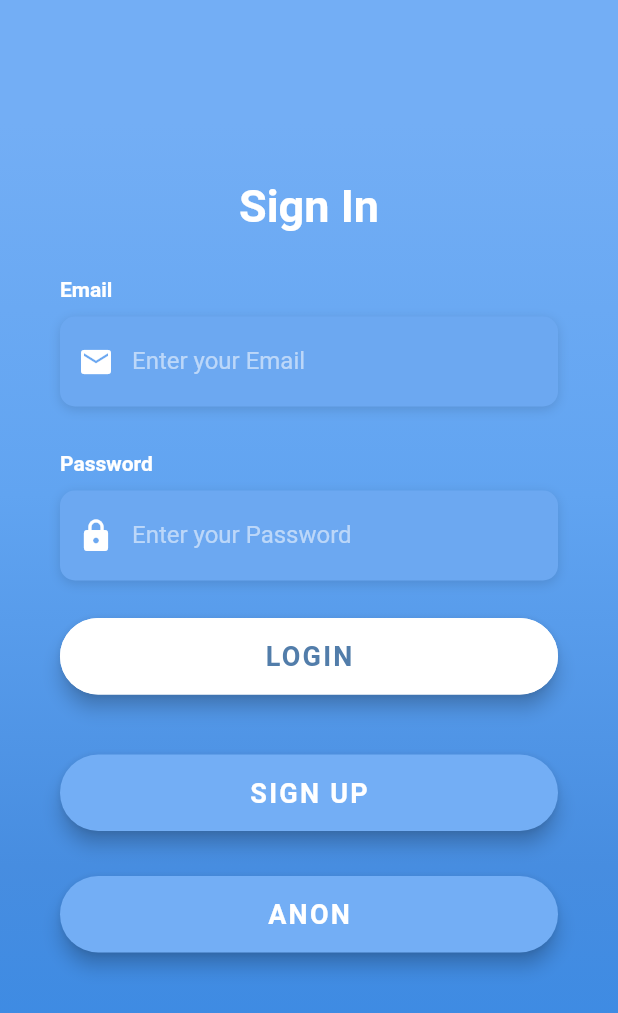
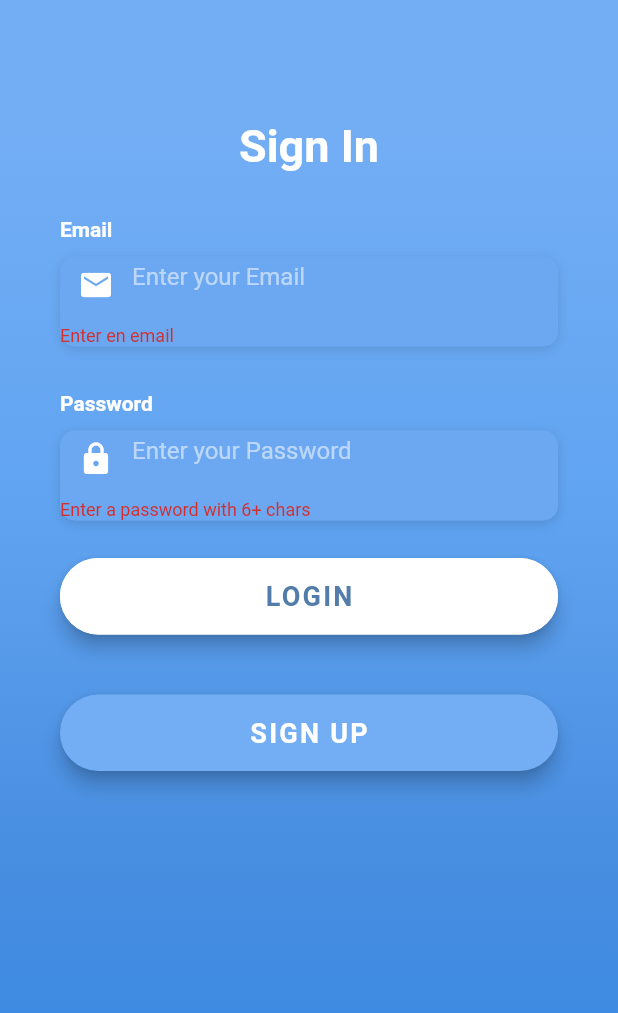
Before and after one commit to jurkko/Budget_Sidekick, a Flutter app: the screen it shows after launch, after a tap on "LOGIN", on a phone screen of 412 x 824 dp. Shown: the top 1013 px of the screen. Run offline on Flutter 3.47's test engine with Material 2 defaults, Android fonts, the phone set to English and light mode, and no system bars; our stand-ins replace firebase_auth; accounts and stored records are empty; Roboto replaces fonts that are missing (OpenSans).

Commit message:
Working Auth

```diff
--- /dev/null
+++ b/lib/Screens/Auth/authenticate.dart
@@ -0,0 +1,26 @@
+import 'package:budget_sidekick/Screens/Auth/login.dart';
+import 'package:budget_sidekick/Screens/Auth/signup.dart';
+import 'package:flutter/material.dart';
+
+class Authenticate extends StatefulWidget {
+  @override
+  _AuthenticateState createState() => _AuthenticateState();
+}
+
+class _AuthenticateState extends State<Authenticate> {
+  bool showSignIn = true;
+  void toggleView() {
+    setState(() {
+      showSignIn = !showSignIn;
+    });
+  }
+
+  @override
+  Widget build(BuildContext context) {
+    if (showSignIn) {
+      return LoginScreen(toggleView: toggleView);
+    } else {
+      return SignUpScreen(toggleView: toggleView);
+    }
+  }
+}
--- a/lib/Screens/Auth/login.dart
+++ b/lib/Screens/Auth/login.dart
@@ -4,12 +4,19 @@ import 'package:flutter/services.dart';
 import 'constants.dart';
 
 class LoginScreen extends StatefulWidget {
+  final Function toggleView;
+  LoginScreen({this.toggleView});
   @override
   _LoginScreenState createState() => _LoginScreenState();
 }
 
 class _LoginScreenState extends State<LoginScreen> {
   final AuthService _auth = AuthService();
+  final _formKey = GlobalKey<FormState>();
+
+  String email = '';
+  String password = '';
+  String error = '';
   @override
   Widget build(BuildContext context) {
     return Scaffold(
@@ -17,6 +24,8 @@ class _LoginScreenState extends State<LoginScreen> {
         value: SystemUiOverlayStyle.light,
         child: GestureDetector(
           onTap: () => FocusScope.of(context).unfocus(),
+          child: Form(
+            key: _formKey,
             child: Stack(
               children: <Widget>[
                 Container(
@@ -42,7 +51,7 @@ class _LoginScreenState extends State<LoginScreen> {
                     physics: AlwaysScrollableScrollPhysics(),
                     padding: EdgeInsets.symmetric(
                       horizontal: 40.0,
-                    vertical: 120.0,
+                      vertical: 80.0,
                     ),
                     child: Column(
                       mainAxisAlignment: MainAxisAlignment.center,
@@ -69,8 +78,15 @@ class _LoginScreenState extends State<LoginScreen> {
                               alignment: Alignment.centerLeft,
                               decoration: kBoxDecorationStyle,
                               height: 60.0,
-                            child: TextField(
+                              child: TextFormField(
                                 keyboardType: TextInputType.emailAddress,
+                                validator: (val) =>
+                                    val.isEmpty ? 'Enter en email' : null,
+                                onChanged: (val) {
+                                  setState(() {
+                                    email = val;
+                                  });
+                                },
                                 style: TextStyle(
                                   color: Colors.white,
                                   fontFamily: 'OpenSans',
@@ -104,7 +120,15 @@ class _LoginScreenState extends State<LoginScreen> {
                               alignment: Alignment.centerLeft,
                               decoration: kBoxDecorationStyle,
                               height: 60.0,
-                            child: TextField(
+                              child: TextFormField(
+                                validator: (val) => val.length < 6
+                                    ? 'Enter a password with 6+ chars'
+                                    : null,
+                                onChanged: (val) {
+                                  setState(() {
+                                    password = val;
+                                  });
+                                },
                                 obscureText: true,
                                 style: TextStyle(
                                   color: Colors.white,
@@ -129,7 +153,18 @@ class _LoginScreenState extends State<LoginScreen> {
                           width: double.infinity,
                           child: RaisedButton(
                             elevation: 5.0,
-                          onPressed: () => print('Login Button Pressed'),
+                            onPressed: () async {
+                              if (_formKey.currentState.validate()) {
+                                dynamic result =
+                                    await _auth.signIn(email, password);
+                                if (result == null) {
+                                  setState(() {
+                                    error =
+                                        'Could not sign in with these cerdentials';
+                                  });
+                                }
+                              }
+                            },
                             padding: EdgeInsets.all(15.0),
                             shape: RoundedRectangleBorder(
                                 borderRadius: BorderRadius.circular(30.0),
@@ -152,7 +187,9 @@ class _LoginScreenState extends State<LoginScreen> {
                           width: double.infinity,
                           child: RaisedButton(
                             elevation: 5.0,
-                          onPressed: () => print('Sign Up Button Pressed'),
+                            onPressed: () {
+                              widget.toggleView();
+                            },
                             padding: EdgeInsets.all(15.0),
                             shape: RoundedRectangleBorder(
                               borderRadius: BorderRadius.circular(30.0),
@@ -170,36 +207,11 @@ class _LoginScreenState extends State<LoginScreen> {
                             ),
                           ),
                         ),
-                      Container(
-                        padding: EdgeInsets.symmetric(vertical: 15.0),
-                        width: double.infinity,
-                        child: RaisedButton(
-                          elevation: 5.0,
-                          onPressed: () async {
-                            dynamic result = await _auth.signInAnon();
-                            if (result == null) {
-                              print('error signing in');
-                            } else {
-                              print(result.uid);
-                            }
-                          },
-                          padding: EdgeInsets.all(15.0),
-                          shape: RoundedRectangleBorder(
-                            borderRadius: BorderRadius.circular(30.0),
-                          ),
-                          color: Color(0xFF73AEF5),
-                          child: Text(
-                            'ANON',
-                            style: TextStyle(
-                              color: Color(0xFFFFFFFF),
-                              letterSpacing: 1.5,
-                              fontSize: 18.0,
-                              fontWeight: FontWeight.bold,
-                              fontFamily: 'OpenSans',
-                            ),
-                          ),
-                        ),
-                      ),
+                        SizedBox(height: 5),
+                        Text(
+                          error,
+                          style: TextStyle(color: Colors.red, fontSize: 12),
+                        )
                       ],
                     ),
                   ),
@@ -208,6 +220,7 @@ class _LoginScreenState extends State<LoginScreen> {
             ),
           ),
         ),
+      ),
     );
   }
 }
--- a/lib/Screens/wrapper.dart
+++ b/lib/Screens/wrapper.dart
@@ -1,3 +1,5 @@
+import 'package:budget_sidekick/Screens/Auth/authenticate.dart';
+import 'package:budget_sidekick/Screens/Auth/signup.dart';
 import 'package:flutter/material.dart';
 import 'package:budget_sidekick/Models/user.dart';
 import 'package:provider/provider.dart';
@@ -9,7 +11,7 @@ class Wrapper extends StatelessWidget {
   Widget build(BuildContext context) {
     final user = Provider.of<User>(context);
     if (user == null) {
-      return LoginScreen();
+      return Authenticate();
     } else {
       return Menu();
     }
```
Also changed, not shown: lib/Screens/Auth/signup.dart (+83 -7 lines), lib/Services/auth.dart (+24 -1 lines). Lines whose indentation alone changed are shown as unchanged.
